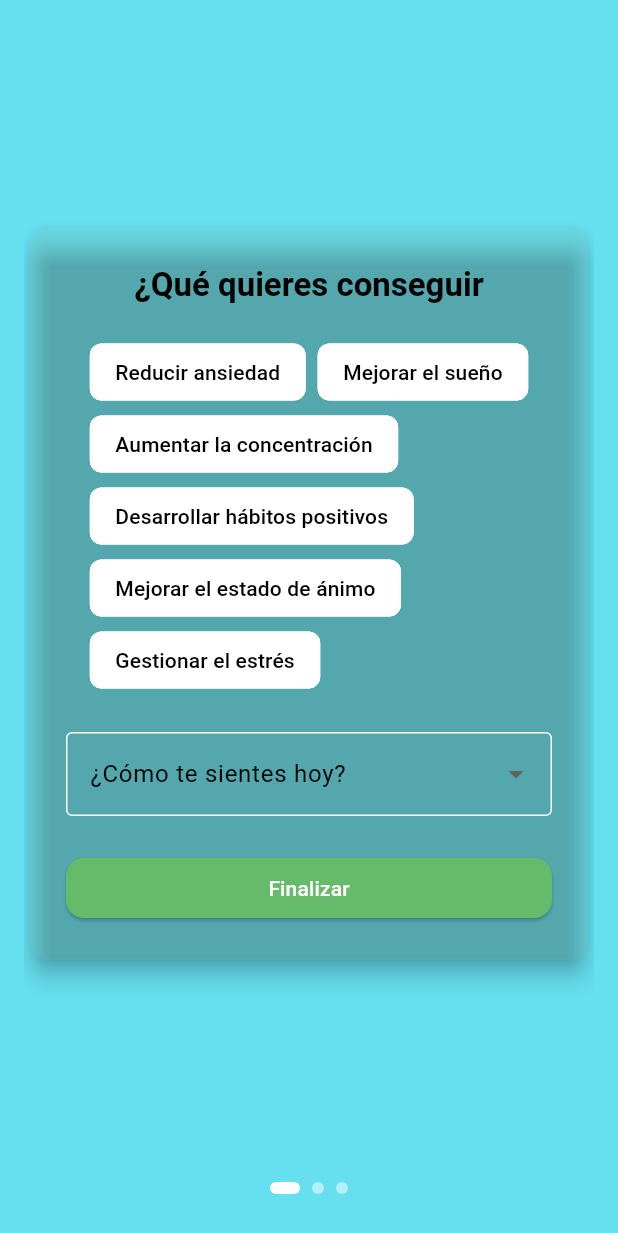
After one commit to Pitcher755/MindMate, a Flutter app: the RegisterScreen screen opened by its route, swiped to page 3, on a phone screen of 412 x 824 dp. The commit adds this screen. Shown: the top 1233 px of the screen. Run offline on Flutter 3.47's test engine with Material 3 defaults, Android fonts, the phone set to English and light mode, and no system bars; our stand-ins replace cloud_firestore, firebase_auth, firebase_core, firebase_storage, flutter_riverpod, go_router and 2 more; accounts and stored records are empty; generated files the repository leaves out were written again.

Commit message:
Agregado widget para la última vista del formulario

```diff
--- a/lib/features/auth/screens/register_screen.dart
+++ b/lib/features/auth/screens/register_screen.dart
@@ -2,6 +2,8 @@ import 'package:flutter/material.dart';
 import 'package:flutter_riverpod/flutter_riverpod.dart';
 import 'package:mindmate/core/app_colors.dart';
 import 'package:mindmate/features/auth/widgets/register_email_view.dart';
+import 'package:mindmate/features/auth/widgets/register_goals_view.dart';
+import 'package:mindmate/features/auth/widgets/register_profile_view.dart';
 
 class RegisterScreen extends ConsumerStatefulWidget {
   const RegisterScreen({super.key});
@@ -59,8 +61,8 @@ class _RegisterScreenState extends ConsumerState<RegisterScreen> {
                   physics: const NeverScrollableScrollPhysics(),
                   children: [
                     RegisterEmailView(onNext: nextPage),
-                    // RegisterProfileView(onNext: nextPage, onBack: previousPage),
-                    // RegisterGoalsView(onBack: previousPage),
+                    RegisterProfileView(onNext: nextPage, onBack: previousPage),
+                    RegisterGoalsView(onNext: nextPage,onBack: previousPage),
                   ],
                 ),
               ),
--- a/lib/features/auth/widgets/register_email_view.dart
+++ b/lib/features/auth/widgets/register_email_view.dart
@@ -65,6 +65,7 @@ class _RegisterEmailViewState extends ConsumerState<RegisterEmailView> {
     return Center(
       child: SingleChildScrollView(
         child: Card(
+
           shape: RoundedRectangleBorder(
             borderRadius: BorderRadius.circular(AppSizes.radius),
           ),
--- /dev/null
+++ b/lib/features/auth/widgets/register_goals_view.dart
@@ -0,0 +1,145 @@
+import 'package:flutter/material.dart';
+import 'package:flutter_riverpod/flutter_riverpod.dart';
+import 'package:mindmate/core/app_colors.dart';
+import 'package:mindmate/core/constants.dart';
+import 'package:mindmate/core/utils.dart';
+import 'package:mindmate/features/auth/controllers/auth_controller.dart';
+
+class RegisterGoalsView extends ConsumerStatefulWidget {
+  final VoidCallback onNext;
+  final VoidCallback onBack;
+
+  const RegisterGoalsView({
+    super.key,
+    required this.onNext,
+    required this.onBack,
+  });
+
+  @override
+  ConsumerState<RegisterGoalsView> createState() => _RegisterGoalsViewState();
+}
+
+class _RegisterGoalsViewState extends ConsumerState<RegisterGoalsView> {
+  // Objetivos a alcanzar
+  final List<String> allGoals = [
+    'Reducir ansiedad',
+    'Mejorar el sueño',
+    'Aumentar la concentración',
+    'Desarrollar hábitos positivos',
+    'Mejorar el estado de ánimo',
+    'Gestionar el estrés',
+  ];
+
+  // Estados de ánimo
+  final List<String> moods = [
+    'Feliz',
+    'Tranquilo',
+    'Estresado',
+    'Triste',
+    'Ansioso',
+    'Motivado',
+  ];
+
+  // Selección de objetivo
+  List<String> selectedGoals = [];
+  // Selección de estado de ánimo
+  String? selectedMood;
+
+  void _continue() {
+    if (selectedGoals.isEmpty || selectedMood == null) {
+      showSnackBar(
+        context,
+        'Selecciona al menos un objetivo y un estado de ánimo.',
+      );
+      return;
+    }
+
+    // Guarda los datos temporalmente
+    ref
+        .read(authControllerProvider.notifier)
+        .updatePartialUserData(goals: selectedGoals, mood: selectedMood);
+
+    widget.onNext();
+  }
+
+  @override
+  Widget build(BuildContext context) {
+    return Center(
+      child: Card(
+        color: AppColors.accentGreen.withValues(alpha: 0.1),
+        shape: RoundedRectangleBorder(
+          borderRadius: BorderRadius.circular(AppSizes.radius),
+        ),
+        elevation: 6,
+        child: Padding(
+          padding: EdgeInsets.all(AppSizes.padding * 1.5),
+          child: Column(
+            mainAxisSize: MainAxisSize.min,
+            children: [
+              Text(
+                '¿Qué quieres conseguir',
+                style: Theme.of(
+                  context,
+                ).textTheme.titleLarge?.copyWith(fontWeight: FontWeight.bold),
+              ),
+              const SizedBox(height: 20),
+              Wrap(
+                spacing: 8,
+                children: allGoals.map((goal) {
+                  final isSelected = selectedGoals.contains(goal);
+                  return FilterChip(
+                    label: Text(goal),
+                    selected: isSelected,
+                    onSelected: (selected) {
+                      setState(() {
+                        if (selected) {
+                          selectedGoals.add(goal);
+                        } else {
+                          selectedGoals.remove(goal);
+                        }
+                      });
+                    },
+                    selectedColor: AppColors.primary,
+                    checkmarkColor: AppColors.white,
+                  );
+                }).toList(),
+              ),
+              const SizedBox(height: 24),
+              DropdownButtonFormField<String>(
+                value: selectedMood,
+                items: moods
+                    .map(
+                      (mood) => DropdownMenuItem<String>(
+                        value: mood,
+                        child: Text(mood),
+                      ),
+                    )
+                    .toList(),
+                onChanged: (String? newValue) {
+                  setState(() {
+                    selectedMood = newValue;
+                  });
+                },
+                decoration: const InputDecoration(
+                  labelText: '¿Cómo te sientes hoy?',
+                  border: OutlineInputBorder(),
+                ),
+              ),
+              const SizedBox(height: 24),
+              Row(
+                children: [
+                  Expanded(
+                    child: ElevatedButton(
+                      onPressed: _continue,
+                      child: const Text('Finalizar'),
+                    ),
+                  ),
+                ],
+              ),
+            ],
+          ),
+        ),
+      ),
+    );
+  }
+}
```
